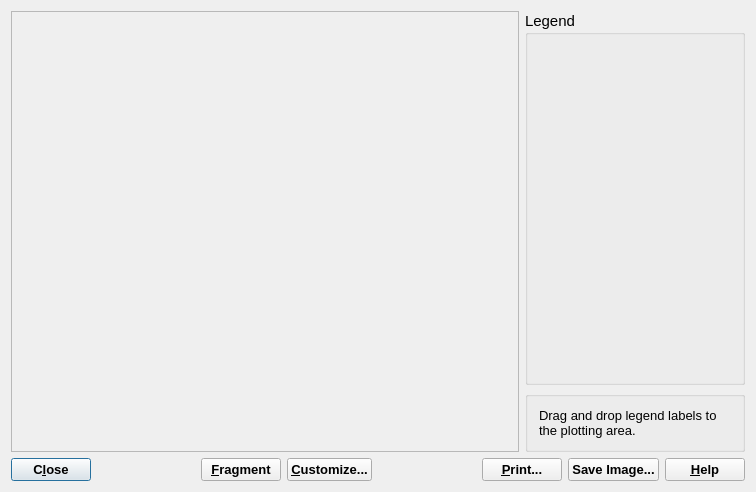
gemshub/GEMSGUI, file gems3/vizor4/dlg4/GraphDialog4.ui: the form before one commit.
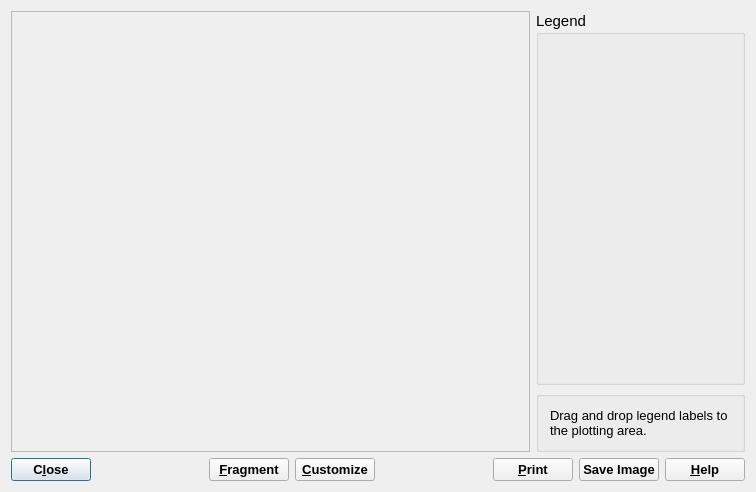
The form after the commit.

The edit to the form file:
```diff
--- a/gems3/vizor4/dlg4/GraphDialog4.ui
+++ b/gems3/vizor4/dlg4/GraphDialog4.ui
@@ -180,7 +180,7 @@
       <string>Press to set up axii, colors, and graph legend symbols</string>
      </property>
      <property name="text">
-      <string>&amp;Customize...</string>
+      <string>&amp;Customize</string>
      </property>
      <property name="checkable">
       <bool>false</bool>
@@ -221,7 +221,7 @@
       <string>Prints the plot and its legend (under construction)</string>
      </property>
      <property name="text">
-      <string>&amp;Print...</string>
+      <string>&amp;Print</string>
      </property>
      <attribute name="buttonGroup">
       <string>buttonGroup</string>
@@ -237,7 +237,7 @@
       </font>
      </property>
      <property name="text">
-      <string>Save Image...</string>
+      <string>Save Image</string>
      </property>
      <attribute name="buttonGroup">
       <string>buttonGroup</string>
```
